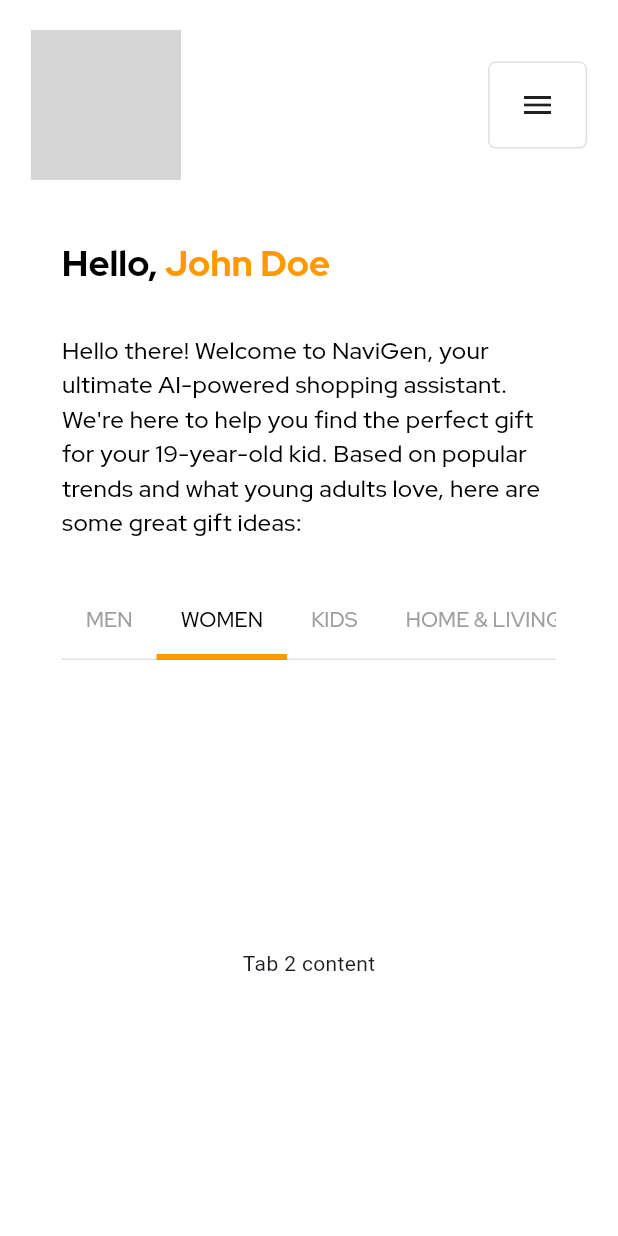
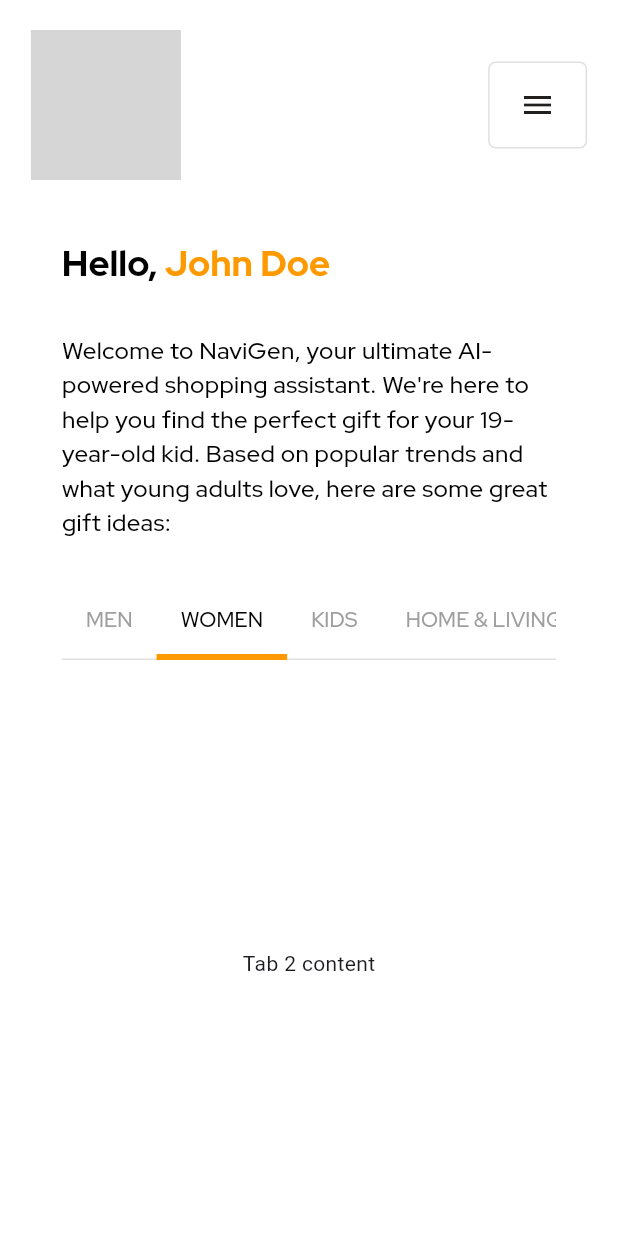
Before and after one commit to logitrix-in/navigenai, a Flutter app: the screen it shows after launch, tab 2 chosen, on a phone screen of 412 x 824 dp. Run offline on Flutter 3.47's test engine with Material 3 defaults, Android fonts, the phone set to English and light mode, and no system bars; drawn by our look-alikes of flutter_animate; our stand-ins replace custom_rating_bar, flutter_svg, get, google_fonts, responsive_builder; network calls fail; grey boxes are pictures that could not be loaded.

Commit message:
Update home page welcome message

```diff
--- a/lib/pages/home/home.dart
+++ b/lib/pages/home/home.dart
@@ -47,7 +47,7 @@ class NavigenHome extends StatelessWidget {
                 padding: EdgeInsets.symmetric(
                     horizontal: MediaQuery.of(context).size.width * 0.1),
                 child: Text(
-                  "Hello there! Welcome to NaviGen, your ultimate AI-powered shopping assistant. We're here to help you find the perfect gift for your 19-year-old kid. Based on popular trends and what young adults love, here are some great gift ideas:",
+                  "Welcome to NaviGen, your ultimate AI-powered shopping assistant. We're here to help you find the perfect gift for your 19-year-old kid. Based on popular trends and what young adults love, here are some great gift ideas:",
                   style: GoogleFonts.redHatDisplay(
                       fontSize: 16,
                       fontWeight: FontWeight.w500,
```
